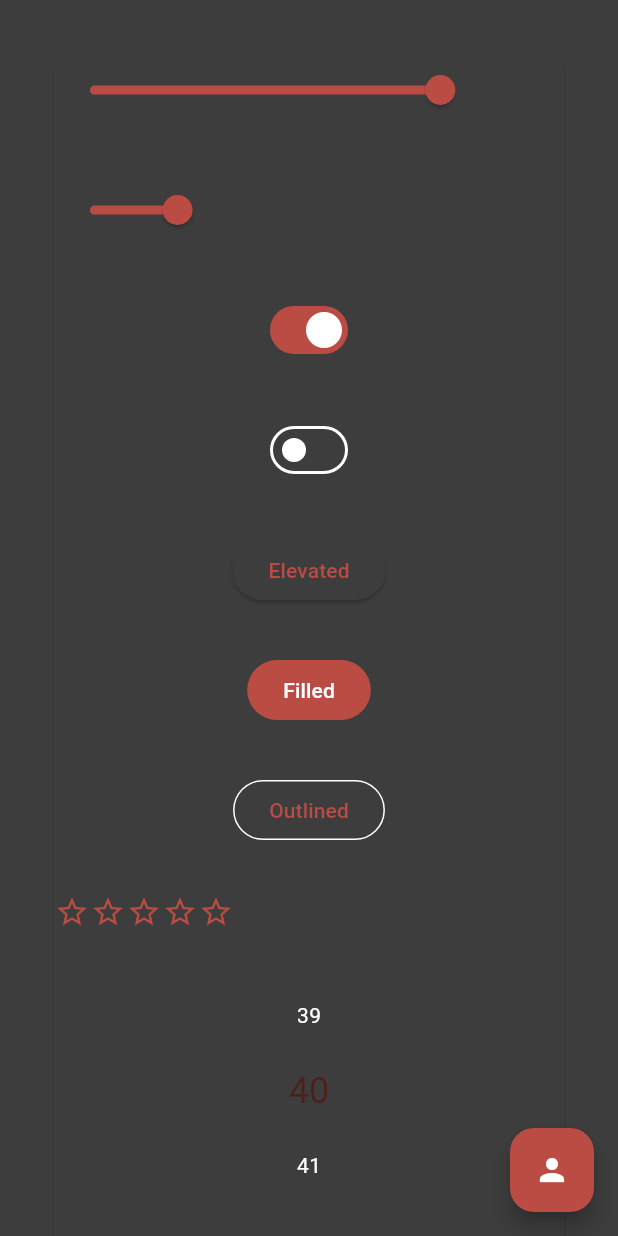
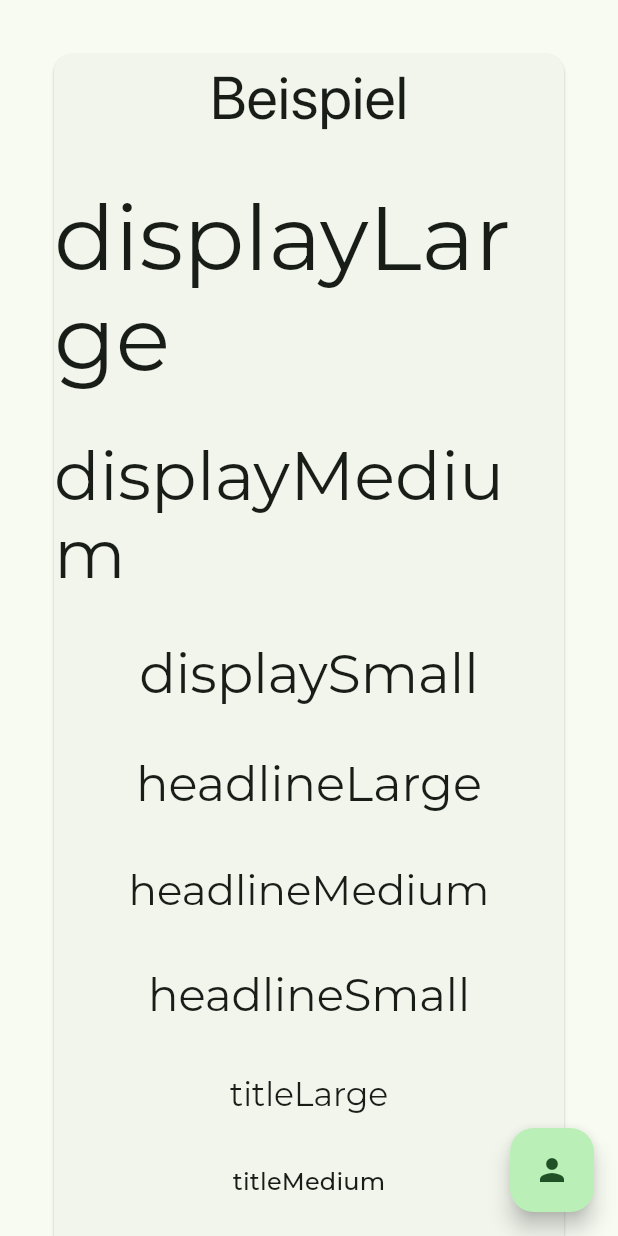
Before and after one commit to DavidAppAkademie/theming, a Flutter app: the screen it shows after launch, on a phone screen of 412 x 824 dp. Run offline on Flutter 3.47's test engine with Material 3 defaults, Android fonts, the phone set to English and light mode, and no system bars; drawn by our look-alikes of numberpicker; our stand-ins replace google_fonts, shimmer; project files that could hold a hidden picture were left out.

```diff
--- a/lib/src/app.dart
+++ b/lib/src/app.dart
@@ -10,7 +10,7 @@ class App extends StatelessWidget {
     return MaterialApp(
       theme: AppTheme.lightTheme,
       darkTheme: AppTheme.darkTheme,
-      themeMode: ThemeMode.dark,
+      themeMode: ThemeMode.light,
       home: MainScreen(),
     );
   }
--- a/lib/src/main_screen.dart
+++ b/lib/src/main_screen.dart
@@ -20,6 +20,70 @@ class MainScreen extends StatelessWidget {
             child: Column(
               spacing: 32,
               children: [
+                Text(
+                  "Beispiel",
+                  style: TextStyle(fontSize: 40, fontFamily: 'SFProDisplay'),
+                ),
+                Text(
+                  "displayLarge",
+                  style: Theme.of(context).textTheme.displayLarge,
+                ),
+                Text(
+                  "displayMedium",
+                  style: Theme.of(context).textTheme.displayMedium,
+                ),
+                Text(
+                  "displaySmall",
+                  style: Theme.of(context).textTheme.displaySmall,
+                ),
+                Text(
+                  "headlineLarge",
+                  style: Theme.of(context).textTheme.headlineLarge,
+                ),
+                Text(
+                  "headlineMedium",
+                  style: Theme.of(context).textTheme.headlineMedium,
+                ),
+                Text(
+                  "headlineSmall",
+                  style: Theme.of(context).textTheme.headlineSmall,
+                ),
+                Text(
+                  "titleLarge",
+                  style: Theme.of(context).textTheme.titleLarge,
+                ),
+                Text(
+                  "titleMedium",
+                  style: Theme.of(context).textTheme.titleMedium,
+                ),
+                Text(
+                  "titleSmall",
+                  style: Theme.of(context).textTheme.titleSmall,
+                ),
+                Text(
+                  "labelLarge",
+                  style: Theme.of(context).textTheme.labelLarge,
+                ),
+                Text(
+                  "labelMedium",
+                  style: Theme.of(context).textTheme.labelMedium,
+                ),
+                Text(
+                  "labelSmall",
+                  style: Theme.of(context).textTheme.labelSmall,
+                ),
+                Text(
+                  "bodyLarge",
+                  style: Theme.of(context).textTheme.bodyLarge,
+                ),
+                Text(
+                  "bodyMedium",
+                  style: Theme.of(context).textTheme.bodyMedium,
+                ),
+                Text(
+                  "bodySmall",
+                  style: Theme.of(context).textTheme.bodySmall,
+                ),
                 Slider(value: 0.8, onChanged: (newValue) {}),
                 Slider(value: 0.2, onChanged: (newValue) {}),
                 Switch(value: true, onChanged: (newValue) {}),
--- a/lib/src/theme/app_theme.dart
+++ b/lib/src/theme/app_theme.dart
@@ -1,4 +1,5 @@
 import 'package:flutter/material.dart';
+import 'package:google_fonts/google_fonts.dart';
 import 'package:theming/src/theme/palette.dart';
 
 abstract class AppTheme {
@@ -9,6 +10,7 @@ abstract class AppTheme {
   // zum Fine-Tunen kann man alle Widgets-Styles mit copyWith anpassen
   // (hier im Beispiel für den FilledButton)
   static final lightTheme = ThemeData.from(
+    textTheme: _lightTextTheme,
     colorScheme: ColorScheme.fromSeed(
       brightness: Brightness.light,
       seedColor: Palette.careGreen,
@@ -27,6 +29,7 @@ abstract class AppTheme {
   // zum Fine-Tunen kann man alle Widgets-Styles mit copyWith anpassen
   // (hier im Beispiel für den FilledButton)
   static final darkTheme = ThemeData.from(
+    textTheme: _darkTextTheme,
     colorScheme: ColorScheme(
       brightness: Brightness.dark,
       primary: Palette.prawnRed,
@@ -45,4 +48,52 @@ abstract class AppTheme {
       ),
     ),
   );
+
+  // Workaround for issue:
+// https://github.com/material-foundation/flutter-packages/issues/35
+  static final TextStyle Function({FontWeight? fontWeight}) _fontFunction =
+      GoogleFonts.montserrat;
+
+  static final TextStyle _baseFont = _fontFunction();
+
+  static final TextStyle w100 = _baseFont.copyWith(
+      fontFamily: _fontFunction(fontWeight: FontWeight.w100).fontFamily);
+  static final TextStyle w200 = _baseFont.copyWith(
+      fontFamily: _fontFunction(fontWeight: FontWeight.w200).fontFamily);
+  static final TextStyle w300 = _baseFont.copyWith(
+      fontFamily: _fontFunction(fontWeight: FontWeight.w300).fontFamily);
+  static final TextStyle w400 = _baseFont.copyWith(
+      fontFamily: _fontFunction(fontWeight: FontWeight.w400).fontFamily);
+  static final TextStyle w500 = _baseFont.copyWith(
+      fontFamily: _fontFunction(fontWeight: FontWeight.w500).fontFamily);
+  static final TextStyle w600 = _baseFont.copyWith(
+      fontFamily: _fontFunction(fontWeight: FontWeight.w600).fontFamily);
+  static final TextStyle w700 = _baseFont.copyWith(
+      fontFamily: _fontFunction(fontWeight: FontWeight.w700).fontFamily);
+  static final TextStyle w800 = _baseFont.copyWith(
+      fontFamily: _fontFunction(fontWeight: FontWeight.w800).fontFamily);
+  static final TextStyle w900 = _baseFont.copyWith(
+      fontFamily: _fontFunction(fontWeight: FontWeight.w900).fontFamily);
+
+  static final TextTheme _baseTextTheme = TextTheme(
+    displayLarge: w400.copyWith(fontSize: 60, letterSpacing: 0, height: 1.12),
+    displayMedium: w900,
+    displaySmall: w400,
+    headlineLarge: w400,
+    headlineMedium: w400,
+    headlineSmall: w400.copyWith(fontSize: 30),
+    titleLarge: w400,
+    titleMedium: w500,
+    titleSmall: w500,
+    bodyLarge: w400,
+    bodyMedium: w400,
+    bodySmall: w400,
+    labelLarge: w500,
+    labelMedium: w500,
+    labelSmall: w500,
+  );
+
+  static final TextTheme _lightTextTheme = _baseTextTheme.apply();
+
+  static final TextTheme _darkTextTheme = _baseTextTheme.apply();
 }
--- a/pubspec.yaml
+++ b/pubspec.yaml
@@ -9,6 +9,7 @@ environment:
 dependencies:
   flutter:
     sdk: flutter
+  google_fonts: ^6.2.1
   numberpicker: ^2.1.2
   shimmer: ^3.0.0
 
@@ -19,3 +20,7 @@ dev_dependencies:
 
 flutter:
   uses-material-design: true
+  fonts:
+    - family: SFProDisplay
+      fonts:
+        - asset: assets/fonts/SFPRODISPLAYREGULAR.OTF
```
Also changed, not shown: assets/fonts/SFPRODISPLAYBLACKITALIC.OTF (added), assets/fonts/SFPRODISPLAYBOLD.OTF (added), assets/fonts/SFPRODISPLAYHEAVYITALIC.OTF (added), assets/fonts/SFPRODISPLAYLIGHTITALIC.OTF (added), assets/fonts/SFPRODISPLAYMEDIUM.OTF (added), assets/fonts/SFPRODISPLAYREGULAR.OTF (added), assets/fonts/SFPRODISPLAYSEMIBOLDITALIC.OTF (added), assets/fonts/SFPRODISPLAYTHINITALIC.OTF (added), assets/fonts/SFPRODISPLAYULTRALIGHTITALIC.OTF (added), pubspec.lock, 1 other file.
